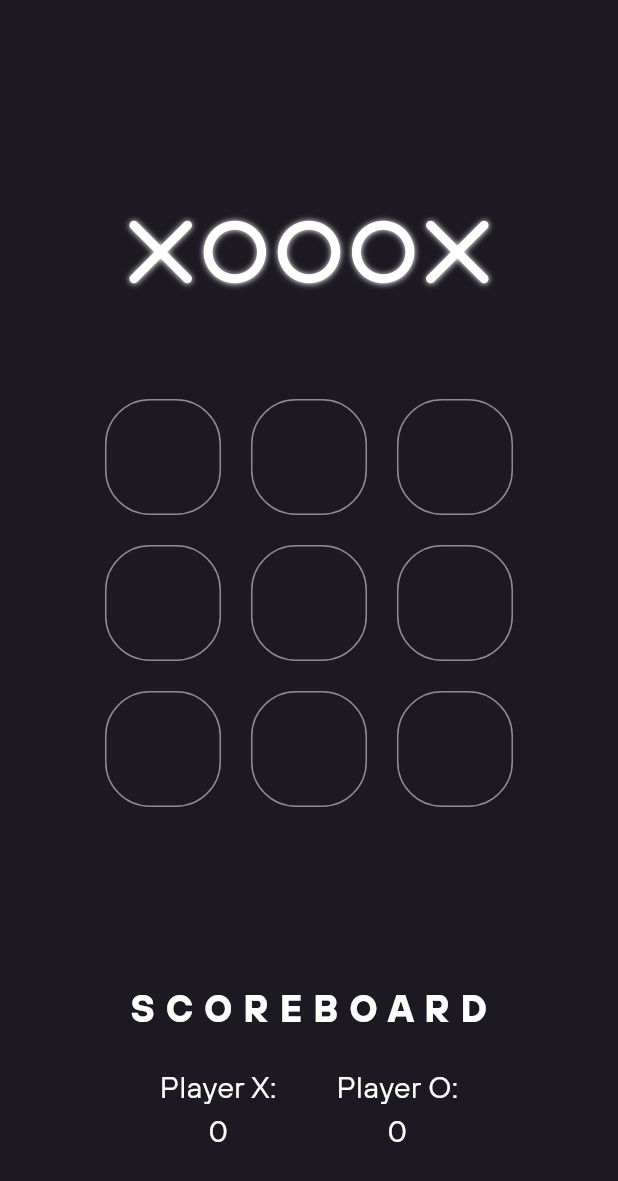
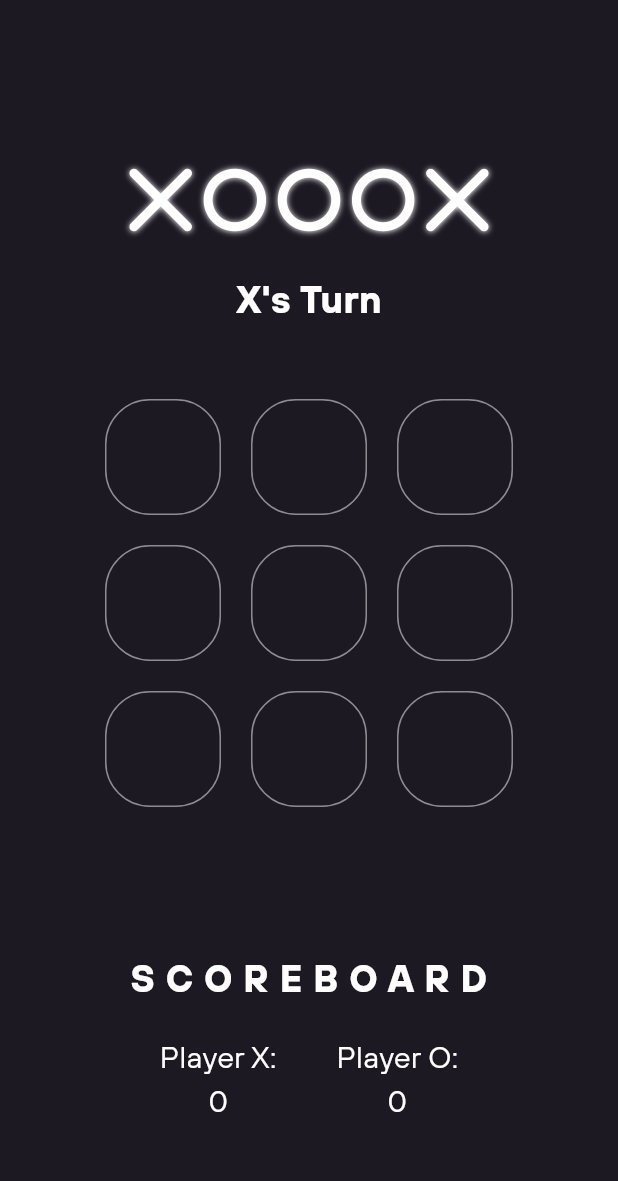
Before and after one commit to anees-r/xooox_tictactoe_game, a Flutter app: the screen it shows after launch, after a tap on "P L A Y", on a phone screen of 412 x 824 dp. Shown: the top 1181 px of the screen. Run offline on Flutter 3.47's test engine with Material 3 defaults, Android fonts, the phone set to English and light mode, and no system bars; our stand-ins replace flutter_svg.

Commit message:
Improved UX

```diff
--- a/lib/screens/home_screen.dart
+++ b/lib/screens/home_screen.dart
@@ -41,12 +41,23 @@ class _HomeScreenState extends State<HomeScreen> {
         children: [
           Expanded(
             flex: 2,
-            child: Container(
-              margin: const EdgeInsets.only(top: 130),
-              child: Image.asset(
-                xoooxLogo,
-                scale: 3,
-              ),
+            child: Column(
+              children: [
+                Container(
+                  margin: const EdgeInsets.only(top: 100),
+                  child: Image.asset(
+                    xoooxLogo,
+                    scale: 3,
+                  ),
+                ),
+                const SizedBox(
+                  height: 15,
+                ),
+                Text(
+                  oTurn ? "O's Turn" : "X's Turn",
+                  style: headerText,
+                ),
+              ],
             ),
           ),
           Expanded(
@@ -91,7 +102,7 @@ class _HomeScreenState extends State<HomeScreen> {
           Expanded(
             flex: 2,
             child: Container(
-              //margin: const EdgeInsets.only(bottom: 40),
+              margin: const EdgeInsets.only(bottom: 40),
               child: Column(
                 mainAxisAlignment: MainAxisAlignment.center,
                 children: [
@@ -201,6 +212,7 @@ class _HomeScreenState extends State<HomeScreen> {
           return BackdropFilter(
             filter: ImageFilter.blur(sigmaX: 5, sigmaY: 5),
             child: AlertDialog(
+              shadowColor: Colors.black,
               backgroundColor: mainAccent,
               title: Text(
                 "V I C T O R Y !",
@@ -248,6 +260,7 @@ class _HomeScreenState extends State<HomeScreen> {
             filter: ImageFilter.blur(sigmaX: 5, sigmaY: 5),
             child: AlertDialog(
               backgroundColor: mainAccent,
+              shadowColor: Colors.black,
               title: Text(
                 "D R A W !",
                 style: headerText,
--- a/lib/screens/start_screen.dart
+++ b/lib/screens/start_screen.dart
@@ -30,7 +30,7 @@ class StartScreen extends StatelessWidget {
             ),
           ),
           Container(
-            margin: const EdgeInsets.only(bottom: 130),
+            margin: const EdgeInsets.only(bottom: 65),
             height: 60,
             width: 240,
             child: ElevatedButton(
@@ -49,6 +49,17 @@ class StartScreen extends StatelessWidget {
                   ),
                 )),
           ),
+          Container(
+            margin: const EdgeInsets.only(bottom: 65),
+            child: Text(
+              "Developed by anees-r",
+              style: TextStyle(
+                fontFamily: "Hoves",
+                fontSize: 20,
+                color: Colors.white.withOpacity(0.5),
+              ),
+            ),
+          ),
         ],
       ),
     );
```
